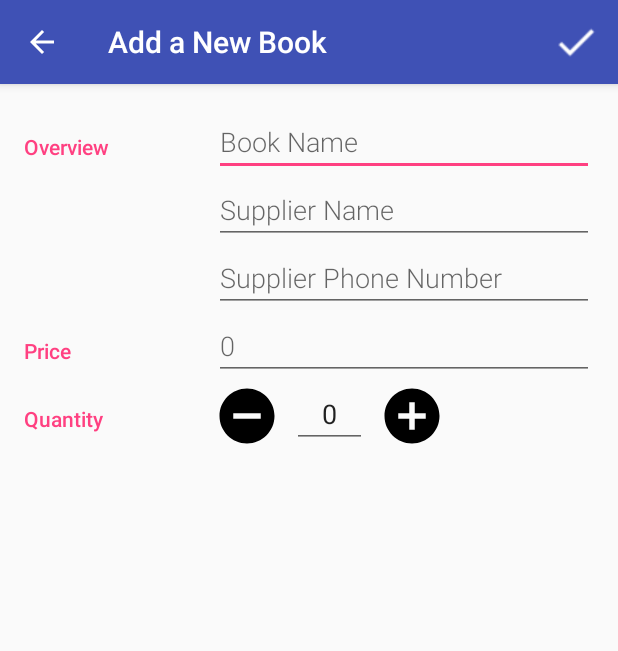
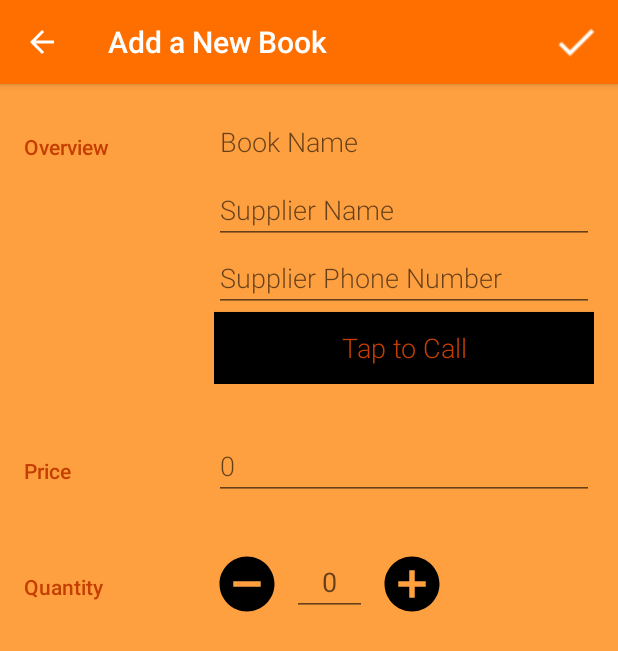
Before and after one commit to saurabhhpal/InventoryApp, an Android app: the BookEditorActivity screen opened directly, with no data from a screen before it, on a phone screen of 412 x 824 dp. Shown: the top 651 px of the screen. Run offline under Robolectric (Android 15) with nearby library versions, the phone set to English and light mode, and no system bars.

Commit message:
complted all issues

```diff
--- a/app/src/main/AndroidManifest.xml
+++ b/app/src/main/AndroidManifest.xml
@@ -17,10 +17,14 @@
             </intent-filter>
         </activity>
         <activity android:name=".BookEditorActivity"></activity>
+
+
         <provider
             android:name=".data.BookProvider"
             android:authorities="com.example.pals.inventoryapp"
             android:exported="false" />
     </application>
 
+    <uses-permission android:name="android.permission.CALL_PHONE" />
+
 </manifest>
--- a/app/src/main/java/com/example/pals/inventoryapp/BookEditorActivity.java
+++ b/app/src/main/java/com/example/pals/inventoryapp/BookEditorActivity.java
@@ -18,6 +18,7 @@ import android.view.Menu;
 import android.view.MenuItem;
 import android.view.MotionEvent;
 import android.view.View;
+import android.widget.Button;
 import android.widget.EditText;
 import android.widget.TextView;
 import android.widget.Toast;
@@ -29,7 +30,7 @@ public class BookEditorActivity extends AppCompatActivity implements LoaderManag
 
     Uri currentBookUri;
     EditText mBookName, mSupplierName, mPrice, mQuanity, mSupplierPhoneNumber;
-    TextView neg_btn, pos_btn;
+    Button neg_btn, pos_btn, call_btn;
     public static final int BOOK_LOADER = 0;
     int quantity = 0;
     boolean mBookhasChanged;
@@ -42,18 +43,36 @@ public class BookEditorActivity extends AppCompatActivity implements LoaderManag
 
         Intent intent = getIntent();
         currentBookUri = intent.getData();
+        try {
             quantity = Integer.valueOf(mQuanity.getText().toString().trim());
+
+        } catch (Exception e) {
+            quantity = 0;
+        }
         getSupportActionBar().setDisplayHomeAsUpEnabled(true);
         if (currentBookUri == null) {
             setTitle(getString(R.string.editor_activity_title_new_book));
             invalidateOptionsMenu();
         } else {
 
-            Log.i("Current Pet URI from CA", currentBookUri.toString());
+            Log.i("Current BOOK URI ", currentBookUri.toString());
             setTitle(R.string.editor_activity_title_edit_book);
             getLoaderManager().initLoader(BOOK_LOADER, null, this);
 
         }
+
+        call_btn.setOnClickListener(new View.OnClickListener() {
+            @Override
+            public void onClick(View v) {
+                if (TextUtils.isEmpty(mSupplierPhoneNumber.getText().toString())) {
+                    Toast.makeText(BookEditorActivity.this, "Please Add phone number to call", Toast.LENGTH_SHORT).show();
+                } else {
+                    Intent intent = new Intent(Intent.ACTION_DIAL);
+                    intent.setData(Uri.parse("tel:" + mSupplierPhoneNumber.getText().toString()));
+                    startActivity(intent);
+                }
+            }
+        });
 
         neg_btn.setOnClickListener(new View.OnClickListener() {
             @Override
@@ -87,6 +106,14 @@ public class BookEditorActivity extends AppCompatActivity implements LoaderManag
         mQuanity = findViewById(R.id.edit_quantity);
         pos_btn = findViewById(R.id.pos_btn);
         neg_btn = findViewById(R.id.neg_btn);
+        call_btn = findViewById(R.id.call);
+
+        mBookName.setOnTouchListener(mTouchListener);
+        mSupplierName.setOnTouchListener(mTouchListener);
+        mSupplierPhoneNumber.setOnTouchListener(mTouchListener);
+        mPrice.setOnTouchListener(mTouchListener);
+        mQuanity.setOnTouchListener(mTouchListener);
+
     }
 
     private View.OnTouchListener mTouchListener = new View.OnTouchListener() {
@@ -131,7 +158,7 @@ public class BookEditorActivity extends AppCompatActivity implements LoaderManag
         builder.setNegativeButton(R.string.keep_editing, new DialogInterface.OnClickListener() {
             public void onClick(DialogInterface dialog, int id) {
                 // User clicked the "Keep editing" button, so dismiss the dialog
-                // and continue editing the pet.
+                // and continue editing the book.
                 if (dialog != null) {
                     dialog.dismiss();
                 }
@@ -154,14 +181,14 @@ public class BookEditorActivity extends AppCompatActivity implements LoaderManag
         builder.setMessage(R.string.delete_dialog_msg);
         builder.setPositiveButton(R.string.delete, new DialogInterface.OnClickListener() {
             public void onClick(DialogInterface dialog, int id) {
-                // User clicked the "Delete" button, so delete the pet.
+                // User clicked the "Delete" button, so delete the book.
                 deleteBook();
             }
         });
         builder.setNegativeButton(R.string.cancel, new DialogInterface.OnClickListener() {
             public void onClick(DialogInterface dialog, int id) {
                 // User clicked the "Cancel" button, so dismiss the dialog
-                // and continue editing the pet.
+                // and continue editing the book.
                 if (dialog != null) {
                     dialog.dismiss();
                 }
@@ -242,7 +269,7 @@ public class BookEditorActivity extends AppCompatActivity implements LoaderManag
         switch (item.getItemId()) {
             case R.id.action_save:
                 saveBook();
-                finish();
+
                 return true;
 
             case R.id.action_delete:
@@ -288,18 +315,31 @@ public class BookEditorActivity extends AppCompatActivity implements LoaderManag
         if (currentBookUri == null &&
                 TextUtils.isEmpty(bookNameString) && TextUtils.isEmpty(bookSupplierNameString) && TextUtils.isEmpty(bookSupplierPhString)
                 && TextUtils.isEmpty(priceString)) {
+            finish();
             return;
         }
         //checking price value should be greater that 0
-        if (Integer.valueOf(priceString) < 0) {
+        if (priceString.equals("") || Integer.valueOf(priceString) < 0) {
 
-            Toast.makeText(this, "Price should be greater than 0 ", Toast.LENGTH_SHORT).show();
+            Toast.makeText(this, "Price should be greater than 0 or equal  ", Toast.LENGTH_SHORT).show();
             return;
-        } else if (Integer.valueOf(quantityString) < 0) {
-
-            Toast.makeText(this, "Price should be greater than 0 ", Toast.LENGTH_SHORT).show();
+        } else if (quantityString.equals("") || Integer.valueOf(quantityString) < 0) {
+            // checking quantity
+            Toast.makeText(this, "Price should be greater than 0 or equal ", Toast.LENGTH_SHORT).show();
             return;
-        }
+        } else if (bookNameString.equals("")) {
+            Toast.makeText(this, "Book Name should not be empty", Toast.LENGTH_SHORT).show();
+            return;
+            //checking null values for  book/product name
+        } else if (bookSupplierNameString.equals("")) {
+            Toast.makeText(this, "Book Supplier should not be empty", Toast.LENGTH_SHORT).show();
+            return;
+            //checking null values for  book/product name
+        } else if (bookSupplierPhString.equals("")) {
+            //checking null values for  book/product name
+            Toast.makeText(this, "Phone number should not be empty", Toast.LENGTH_SHORT).show();
+            return;
+        } else {
 
 
             int quantity = 0, price = 0;
@@ -321,10 +361,10 @@ public class BookEditorActivity extends AppCompatActivity implements LoaderManag
 
                 if (newUri == null) {
                     // If the new content URI is null, then there was an error with insertion.
-                Toast.makeText(this, "Error while saving pet", Toast.LENGTH_SHORT);
+                    Toast.makeText(this, getResources().getString(R.string.editor_error_saving_book), Toast.LENGTH_SHORT);
                 } else {
                     // Otherwise, the insertion was successful and we can display a toast.
-                Toast.makeText(this, "Book Saved",
+                    Toast.makeText(this, getResources().getString(R.string.editor_save_book),
                             Toast.LENGTH_SHORT).show();
                 }
 
@@ -344,6 +384,8 @@ public class BookEditorActivity extends AppCompatActivity implements LoaderManag
                             Toast.LENGTH_SHORT).show();
                 }
             }
+        }
+        finish();
     }
 
     private void deleteBook() {
--- a/app/src/main/res/layout/activity_book_editor.xml
+++ b/app/src/main/res/layout/activity_book_editor.xml
@@ -4,7 +4,7 @@
     xmlns:tools="http://schemas.android.com/tools"
     android:layout_width="match_parent"
     android:layout_height="match_parent"
-    android:layout_margin="@dimen/activity_margin"
+    android:background="@color/colorAccent"
     android:orientation="vertical"
     tools:context=".BookEditorActivity">
 
@@ -12,6 +12,7 @@
     <LinearLayout
         android:layout_width="match_parent"
         android:layout_height="wrap_content"
+        android:layout_margin="@dimen/activity_margin"
         android:orientation="horizontal">
 
         <TextView
@@ -33,12 +34,21 @@
             <EditText
                 android:id="@+id/edit_suppliername"
                 style="@style/EditorFieldStyle"
+                android:layout_height="wrap_content"
                 android:hint="@string/supplier_name" />
 
             <EditText
                 android:id="@+id/edit_supplier_phone_number"
                 style="@style/EditorFieldStyle"
-                android:hint="@string/supplier_phone_number" />
+                android:hint="@string/supplier_phone_number"
+                android:inputType="number" />
+
+            <Button
+                android:id="@+id/call"
+                style="@style/EditorFieldStyle"
+                android:background="@android:color/black"
+                android:text="@string/tap_to_call"
+                android:textColor="@color/colorPrimaryDark" />
 
 
         </LinearLayout>
@@ -48,11 +58,12 @@
     <LinearLayout
         android:layout_width="match_parent"
         android:layout_height="wrap_content"
+        android:layout_margin="@dimen/activity_margin"
         android:orientation="horizontal">
 
         <TextView
             style="@style/CategoryStyle"
-            android:text="Price" />
+            android:text="@string/Label_Price" />
 
         <LinearLayout
             android:layout_width="0dp"
@@ -63,19 +74,20 @@
             <EditText
                 android:id="@+id/edit_price"
                 style="@style/EditorFieldStyle"
-                android:inputType="number"
-                android:hint="@string/Price" />
+                android:hint="@string/Price"
+                android:inputType="number" />
         </LinearLayout>
     </LinearLayout>
 
     <LinearLayout
         android:layout_width="match_parent"
         android:layout_height="wrap_content"
+        android:layout_margin="@dimen/activity_margin"
         android:orientation="horizontal">
 
         <TextView
             style="@style/CategoryStyle"
-                android:text="Quantity" />
+            android:text="@string/Label_Quantity" />
 
         <LinearLayout
             android:layout_width="0dp"
@@ -85,27 +97,26 @@
 
             <Button
                 android:id="@+id/neg_btn"
-                    android:layout_width="44dp"
-                    android:layout_height="44dp"
-                    android:background="@drawable/ic_do_not_disturb_on_black_24dp"/>
+                android:layout_width="@dimen/buttton_width"
+                android:layout_height="@dimen/buttton_height"
+                android:background="@drawable/ic_do_not_disturb_on_black_24dp" />
 
             <EditText
                 android:id="@+id/edit_quantity"
-                    android:layout_width="50dp"
+                android:layout_width="@dimen/quantity_layout_width"
                 android:layout_height="wrap_content"
+                android:layout_marginLeft="@dimen/margin"
+                android:layout_marginRight="@dimen/margin"
+                android:gravity="center"
                 android:hint="@string/quantity"
-                    android:inputType="number"
-                    android:gravity="center"
-                    android:text="@string/Price"
-                    android:layout_marginLeft="8dp"
-                    android:layout_marginRight="8dp"
-                    />
+                android:inputType="number" />
+
             <Button
                 android:id="@+id/pos_btn"
-                    android:layout_width="44dp"
-                    android:layout_height="44dp"
-                    android:focusable="false"
-                    android:background="@drawable/ic_add_circle_black_24dp"/>
+                android:layout_width="@dimen/buttton_height"
+                android:layout_height="@dimen/buttton_width"
+                android:background="@drawable/ic_add_circle_black_24dp"
+                android:focusable="false" />
 
         </LinearLayout>
     </LinearLayout>
--- a/app/src/main/res/values/colors.xml
+++ b/app/src/main/res/values/colors.xml
@@ -1,6 +1,6 @@
 <?xml version="1.0" encoding="utf-8"?>
 <resources>
-    <color name="colorPrimary">#3F51B5</color>
-    <color name="colorPrimaryDark">#303F9F</color>
-    <color name="colorAccent">#FF4081</color>
+    <color name="colorPrimary">#ff6f00</color>
+    <color name="colorPrimaryDark">#c43e00</color>
+    <color name="colorAccent">#ffa040</color>
 </resources>
--- a/app/src/main/res/values/dimens.xml
+++ b/app/src/main/res/values/dimens.xml
@@ -1,5 +1,14 @@
 <?xml version="1.0" encoding="utf-8"?>
 <resources>
     <dimen name="fab_margin">16dp</dimen>
+
     <dimen name="activity_margin">16dp</dimen>
+
+    <dimen name="margin">8dp</dimen>
+
+    <dimen name="quantity_layout_width">50dp</dimen>
+
+    <dimen name="buttton_height">44dp</dimen>
+
+    <dimen name="buttton_width">44dp</dimen>
 </resources>
--- a/app/src/main/res/values/strings.xml
+++ b/app/src/main/res/values/strings.xml
@@ -14,14 +14,24 @@
     <string name="currency">Rs. </string>
     <string name="sale">SALE</string>
 
-    <string name="action_delete">Delete All</string>
+    <string name="action_delete">Delete</string>
+
+    <string name="tap_to_call">Tap to Call</string>
 
     <string name="book_name"> Book Name</string>
 
     <string name="supplier_name"> Supplier Name</string>
+
     <string name="supplier_phone_number"> Supplier Phone Number </string>
+
     <string name="quantity"> 0</string>
+
     <string name="Price"> 0 </string>
+
+    <string name="Label_Price"> Price </string>
+
+    <string name="Label_Quantity"> Quantity </string>
+
     <string name="unsaved_changes_dialog_msg">Discard your changes and quit editing?</string>
 
     <!-- Dialog button text for the option to discard a user's changes [CHAR LIMIT=20] -->
@@ -46,13 +56,20 @@
     <string name="editor_delete_book_failed">Error with deleting pet</string>
 
     <string name="editor_activity_title_new_book">Add a New Book</string>
+
+
     <string name="editor_activity_title_edit_book">Edit Book details</string>
 
     <string name="editor_insert_book_failed">Book insertion failed</string>
 
     <string name="editor_insert_book_successful">Book insertion successfull</string>
 
+    <string name="editor_error_saving_book">Error while saving book</string>
+
+    <string name="editor_save_book">Book Saved</string>
+
     <string name="editor_update_book_failed">Book Updation failed</string>
 
     <string name="editor_update_book_successful">Updation Successfull</string>
+
 </resources>
--- a/app/src/main/res/values/styles.xml
+++ b/app/src/main/res/values/styles.xml
@@ -14,7 +14,7 @@
         <item name="android:layout_width">0dp</item>
         <item name="android:layout_weight">1</item>
         <item name="android:paddingTop">16dp</item>
-        <item name="android:textColor">@color/colorAccent</item>
+        <item name="android:textColor">@color/colorPrimaryDark</item>
         <item name="android:fontFamily">sans-serif-medium</item>
         <item name="android:textAppearance">?android:textAppearanceSmall</item>
     </style>
```
Also changed, not shown: app/src/main/java/com/example/pals/inventoryapp/InventoryCursorAdapter.java (+4 -6 lines), app/src/main/java/com/example/pals/inventoryapp/MainActivity.java (+9 -60 lines), app/src/main/res/layout/activity_main.xml (+7 -6 lines), app/src/main/res/layout/list_item.xml (+4 -3 lines). Lines whose indentation alone changed are shown as unchanged.
